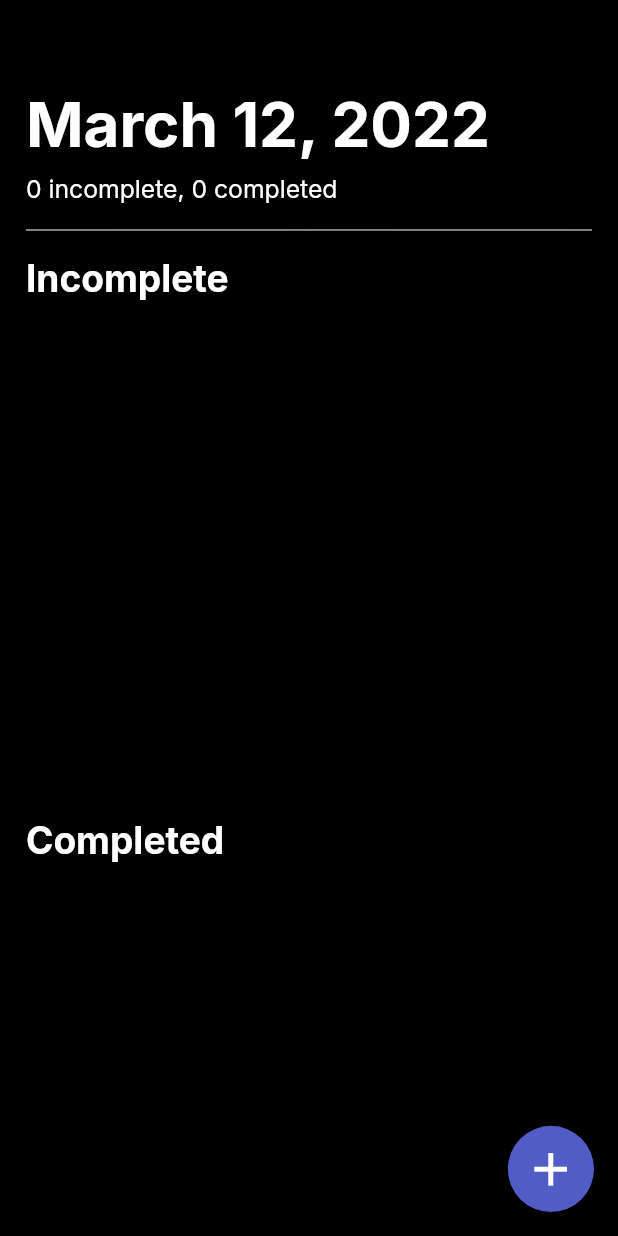
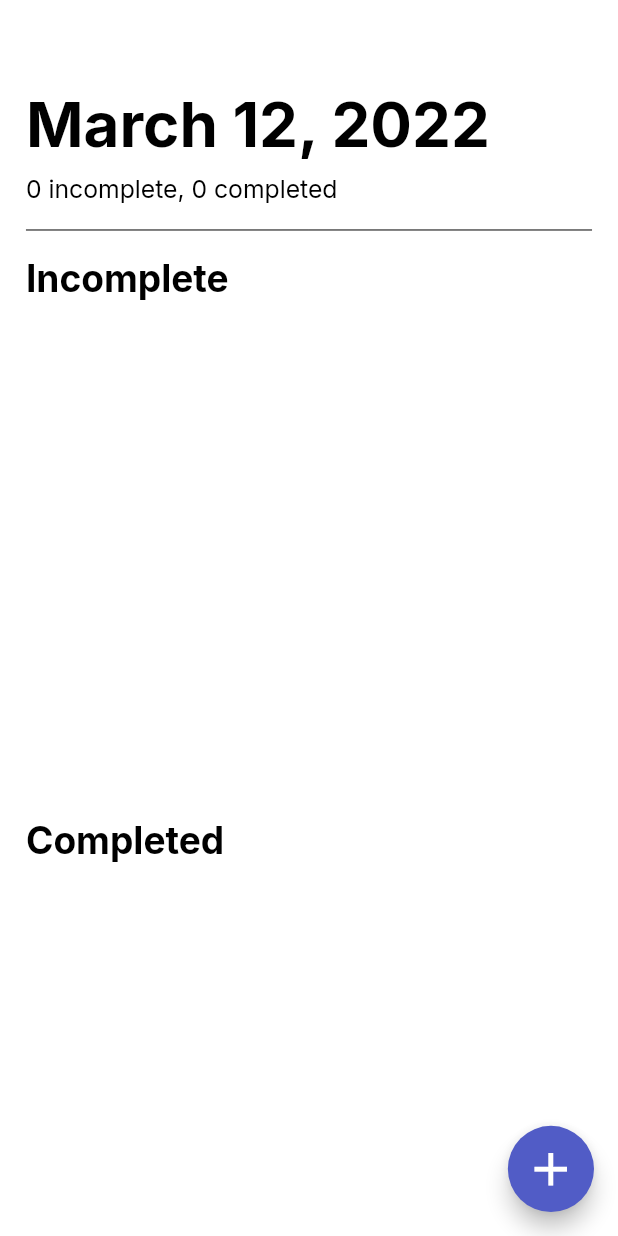
Before and after one commit to soham1sawant/Todo-App, a Flutter app: the screen it shows after launch, on a phone screen of 412 x 824 dp. Run offline on Flutter 3.47's test engine with Material 2 defaults, Android fonts, the phone set to English and light mode, and no system bars; our stand-ins replace bloc, equatable, flutter_bloc, google_fonts.

Commit message:
removed theme feature

```diff
--- a/lib/features/theme/bloc/theme_bloc.dart
+++ /dev/null
@@ -1,42 +0,0 @@
-import 'package:bloc/bloc.dart';
-import 'package:equatable/equatable.dart';
-import 'package:todo_app/features/theme/data/repository/theme_repository.dart';
-
-part 'theme_event.dart';
-part 'theme_state.dart';
-
-class ThemeBloc extends Bloc<ThemeEvent, ThemeState> {
-  final ThemeRepository themeRepository;
-
-  ThemeBloc({required this.themeRepository})
-      : super(const ThemeLoadingState()) {
-    on<ThemeLoadEvent>(_onThemeLoadEvent);
-    on<DarkThemeEvent>(_onDarkThemeEvent);
-  }
-
-  void _onThemeLoadEvent(ThemeLoadEvent event, Emitter<ThemeState> emit) {
-    emit(const ThemeLoadingState());
-
-    try {
-      final theme = themeRepository.loadTheme();
-
-      emit(ThemeLoadedState(isDarkMode: theme));
-    } catch (e) {
-      emit(ThemeLoadErrorState(e.toString()));
-    }
-  }
-
-  void _onDarkThemeEvent(DarkThemeEvent event, Emitter<ThemeState> emit) {
-    final state = this.state;
-
-    if (state is ThemeLoadedState) {
-      try {
-        themeRepository.setDarkMode();
-
-        emit(const ThemeLoadedState(isDarkMode: true));
-      } catch (e) {
-        emit(ThemeLoadErrorState(e.toString()));
-      }
-    }
-  }
-}
--- a/lib/features/theme/bloc/theme_event.dart
+++ /dev/null
@@ -1,22 +0,0 @@
-part of 'theme_bloc.dart';
-
-abstract class ThemeEvent extends Equatable {
-  const ThemeEvent();
-
-  @override
-  List<Object> get props => [];
-}
-
-class ThemeLoadEvent extends ThemeEvent {
-  const ThemeLoadEvent();
-
-  @override
-  List<Object> get props => [];
-}
-
-class DarkThemeEvent extends ThemeEvent {
-  const DarkThemeEvent();
-
-  @override
-  List<Object> get props => [];
-}
--- a/lib/features/theme/bloc/theme_state.dart
+++ /dev/null
@@ -1,33 +0,0 @@
-part of 'theme_bloc.dart';
-
-abstract class ThemeState extends Equatable {
-  const ThemeState();
-
-  @override
-  List<Object> get props => [];
-}
-
-class ThemeLoadingState extends ThemeState {
-  const ThemeLoadingState();
-
-  @override
-  List<Object> get props => [];
-}
-
-class ThemeLoadedState extends ThemeState {
-  final bool isDarkMode;
-
-  const ThemeLoadedState({required this.isDarkMode});
-
-  @override
-  List<Object> get props => [isDarkMode];
-}
-
-class ThemeLoadErrorState extends ThemeState {
-  final String error;
-
-  const ThemeLoadErrorState(this.error);
-
-  @override
-  List<Object> get props => [error];
-}
--- a/lib/features/theme/data/repository/theme_repository.dart
+++ /dev/null
@@ -1,13 +0,0 @@
-class ThemeRepository {
-  bool isDarkMode = false;
-
-  bool loadTheme() => isDarkMode;
-
-  void setDarkMode() {
-    isDarkMode = true;
-  }
-
-  void setLightMode() {
-    isDarkMode = false;
-  }
-}
--- a/lib/main.dart
+++ b/lib/main.dart
@@ -2,15 +2,12 @@ import 'package:flutter/material.dart';
 import 'package:flutter_bloc/flutter_bloc.dart';
 import 'package:todo_app/features/date/bloc/date_bloc.dart';
 import 'package:todo_app/features/date/data/repository/date_repository.dart';
-import 'package:todo_app/features/theme/data/repository/theme_repository.dart';
 import 'package:todo_app/features/todo/bloc/todo_bloc.dart';
 import 'package:todo_app/presentation/add_task_page/add_task_page.dart';
 import 'package:todo_app/presentation/home_page/home_page.dart';
 import 'package:todo_app/presentation/theme/custom_theme.dart';
-import 'package:todo_app/presentation/theme_page/theme_page.dart';
 import 'package:todo_app/simple_bloc_observer.dart';
 
-import 'features/theme/bloc/theme_bloc.dart';
 import 'features/todo/data/repository/todo_repository.dart';
 
 void main() async {
@@ -37,9 +34,6 @@ class MyApp extends StatelessWidget {
         RepositoryProvider<DateRepository>(
           create: (context) => DateRepository(),
         ),
-        RepositoryProvider<ThemeRepository>(
-          create: (context) => ThemeRepository(),
-        ),
       ],
       child: MultiBlocProvider(
         providers: [
@@ -53,22 +47,17 @@ class MyApp extends StatelessWidget {
               dateRepository: RepositoryProvider.of<DateRepository>(context),
             )..add(const DateLoadEvent()),
           ),
-          BlocProvider(
-            create: (context) => ThemeBloc(
-              themeRepository: RepositoryProvider.of<ThemeRepository>(context),
-            )..add(const ThemeLoadEvent()),
-          ),
         ],
         child: MaterialApp(
           title: "Todo's",
+          initialRoute: "/homepage",
           routes: {
-            "/themepage": ((context) => const ThemePage()),
             "/homepage": ((context) => const HomePage()),
             "/addtask": ((context) => const AddTaskPage()),
           },
-          themeMode: ThemeMode.dark,
-          theme: CustomTheme.darkTheme,
-          home: const HomePage(),
+          themeMode: ThemeMode.light,
+          theme: CustomTheme.lightTheme,
+          debugShowCheckedModeBanner: false,
         ),
       ),
     );
--- a/lib/presentation/theme/custom_theme.dart
+++ b/lib/presentation/theme/custom_theme.dart
@@ -13,17 +13,4 @@ class CustomTheme {
       canvasColor: Colors.grey,
     );
   }
-
-  static ThemeData get darkTheme {
-    return ThemeData(
-      scaffoldBackgroundColor: Colors.black,
-      fontFamily: GoogleFonts.inter().fontFamily,
-      buttonTheme: const ButtonThemeData(
-        buttonColor: Color(0xff515CC6),
-      ),
-      primaryColor: Colors.white,
-      canvasColor: Colors.white,
-
-    );
-  }
 }
```
Also changed, not shown: lib/presentation/theme_page/theme_page.dart (deleted, +0 -12 lines), 3 other files.
